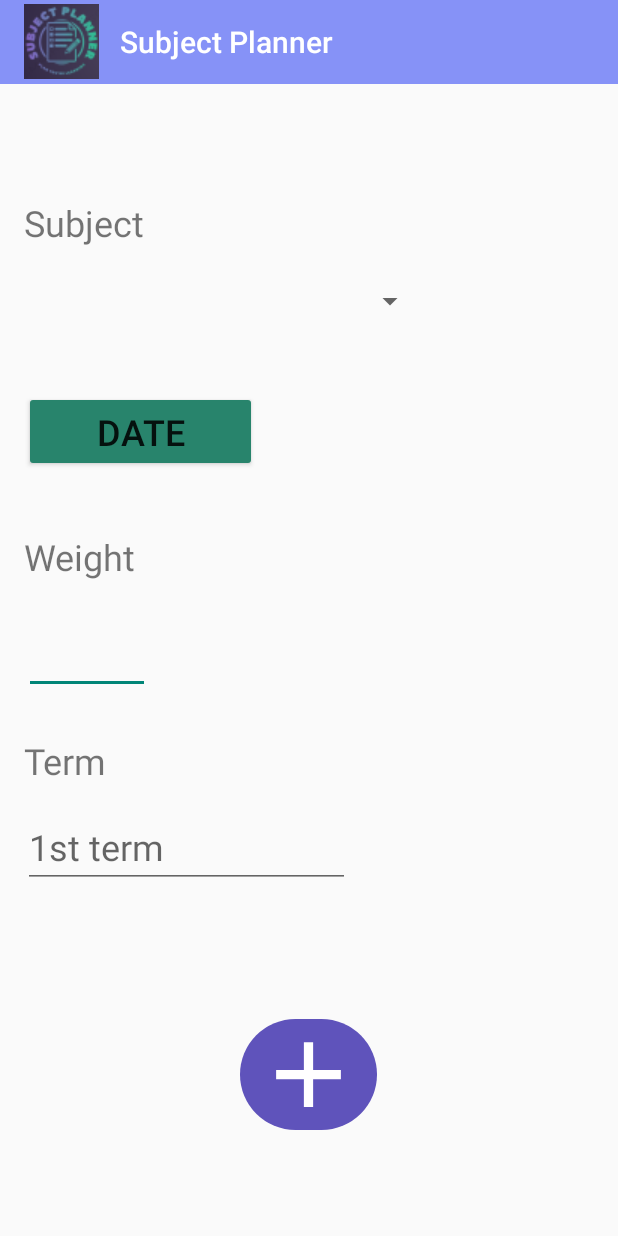
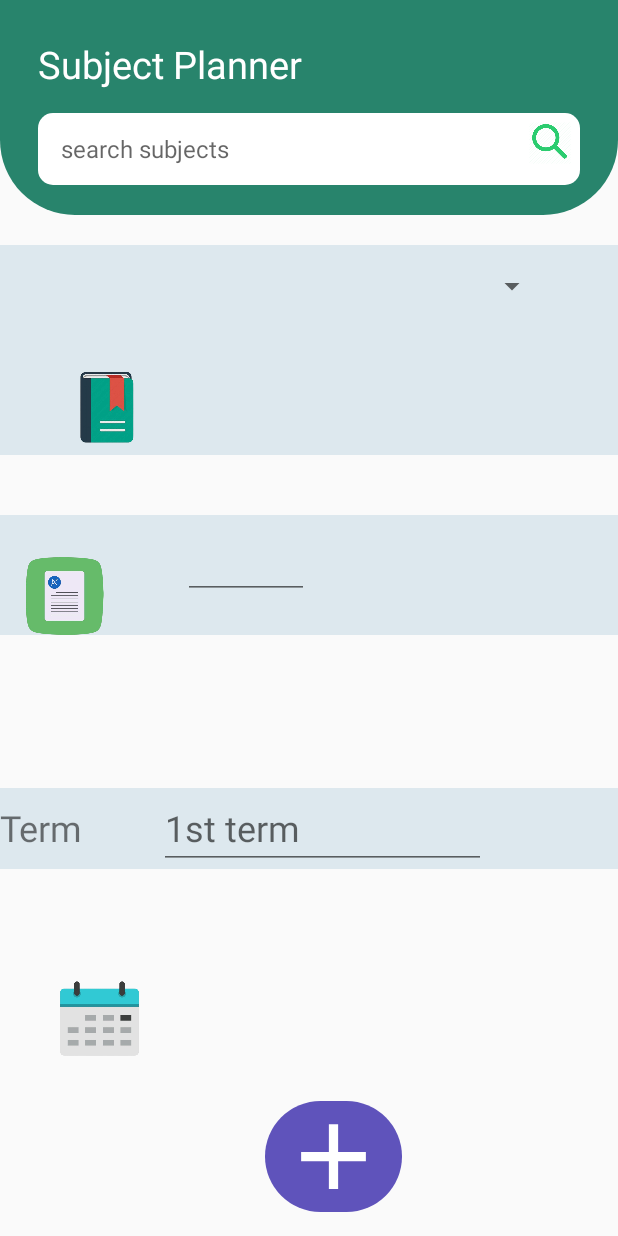
Before and after one commit to Subject-Planner/Subject-Planner-App, an Android app: the AddGradeActivity screen opened directly, with no data from a screen before it, on a phone screen of 412 x 824 dp. Run offline under Robolectric (Android 15) with nearby library versions, the phone set to English and light mode, and no system bars; libraries missing offline, so code that uses them is left out: com.amplifyframework.api, com.amplifyframework.core; 1 statement that could not run was skipped.

Commit message:
add grade design

```diff
--- a/app/src/main/java/com/demo/subjectplanner/activity/AddGradeActivity.java
+++ b/app/src/main/java/com/demo/subjectplanner/activity/AddGradeActivity.java
@@ -54,14 +54,14 @@ public class AddGradeActivity extends AppCompatActivity {
     }
     private void init() {
 
-        Toolbar toolbar = findViewById(R.id.toolbar);
-        setSupportActionBar(toolbar);
+//        Toolbar toolbar = findViewById(R.id.toolbar);
+//        setSupportActionBar(toolbar);
 
     }
 
     private void collectGradeInfo(){
         // collect the associated date
-        Button pickGradeDate= findViewById(R.id.grade_date_button);
+        ImageView pickGradeDate= findViewById(R.id.grade_date_button);
         pickGradeDate.setOnClickListener(view -> {
             openDialog();
         });
--- a/app/src/main/java/com/demo/subjectplanner/activity/AddNewSubjectActivity.java
+++ b/app/src/main/java/com/demo/subjectplanner/activity/AddNewSubjectActivity.java
@@ -208,7 +208,7 @@ public class AddNewSubjectActivity extends AppCompatActivity {
         timeLayout.startAnimation(getSlideAnimation(0, 0, -timeLayout.getHeight(), 0, animationDuration));
         absentsLayout.startAnimation(getSlideAnimation(0, 0, -absentsLayout.getHeight(), 0, animationDuration));
         daysLayout.startAnimation(getSlideAnimation(0, 0, -daysLayout.getHeight(), 0, animationDuration));
-
+//
 //        rotateAnimation(titleLayout,1000);
 //     rotateAnimation(daysLayout,animationDuration);
 //        rotateAnimation(absentsLayout,animationDuration);
--- a/app/src/main/res/layout/activity_add_grade.xml
+++ b/app/src/main/res/layout/activity_add_grade.xml
@@ -7,114 +7,195 @@
     android:layout_height="match_parent"
     tools:context=".activity.AddGradeActivity">
 
-    <androidx.appcompat.widget.Toolbar
+    <androidx.constraintlayout.widget.ConstraintLayout
+        android:layout_width="match_parent"
+        android:layout_height="match_parent"
+        tools:context=".activity.MainActivity">
+
+        <androidx.constraintlayout.widget.ConstraintLayout
             android:id="@+id/toolbar"
             android:layout_width="match_parent"
             android:layout_height="wrap_content"
-        android:background="@color/lavender"
-        android:theme="@style/ThemeOverlay.AppCompat.Dark.ActionBar"
-        app:layout_constraintTop_toTopOf="parent"
-        app:logo="@drawable/logo"
-        app:popupTheme="@style/ThemeOverlay.AppCompat.Light"
-        app:title="Subject Planner"
-        app:titleMarginStart="30dp"></androidx.appcompat.widget.Toolbar>
+            android:background="@drawable/header_background"
+            android:padding="10dp"
+            app:layout_constraintTop_toTopOf="parent">
+
+            <TextView
+                android:id="@+id/subjectTitle"
+                android:layout_width="wrap_content"
+                android:layout_height="wrap_content"
+                android:layout_marginStart="15dp"
+                android:layout_marginTop="15dp"
+                android:text="Subject Planner"
+                android:textColor="@color/white"
+                android:textSize="25sp"
+                app:layout_constraintStart_toStartOf="parent"
+                app:layout_constraintTop_toTopOf="parent" />
+
+            <LinearLayout
+                android:layout_width="match_parent"
+                android:layout_height="wrap_content"
+                android:layout_marginStart="15dp"
+                android:layout_marginTop="15dp"
+                android:layout_marginEnd="15dp"
+                android:layout_marginBottom="10dp"
+                android:background="@drawable/white_rectangle_background"
+                android:orientation="horizontal"
+                app:layout_constraintBottom_toBottomOf="parent"
+                app:layout_constraintEnd_toEndOf="parent"
+                app:layout_constraintStart_toStartOf="parent"
+                app:layout_constraintTop_toBottomOf="@+id/subjectTitle">
+
+                <EditText
+                    android:layout_width="0dp"
+                    android:layout_height="48dp"
+                    android:layout_weight="1"
+                    android:background="@null"
+                    android:drawablePadding="8dp"
+                    android:hint="search subjects"
+                    android:inputType="text"
+                    android:paddingStart="15dp"
+                    android:paddingEnd="15dp"
+                    android:textColor="@color/colorAccent"
+                    android:textSize="16sp" />
+
+                <ImageView
+                    android:layout_width="40dp"
+                    android:layout_height="40dp"
+                    android:padding="6dp"
+                    android:src="@drawable/search_icon_png"
+                    app:tint="@color/colorPrimary" />
+            </LinearLayout>
+
+        </androidx.constraintlayout.widget.ConstraintLayout>
+
+
+        <LinearLayout
+            android:id="@+id/subjsLayout"
+            android:layout_width="match_parent"
+            android:layout_height="wrap_content"
+            android:layout_marginTop="20dp"
+            android:background="#dde8ee"
+            app:layout_constraintEnd_toEndOf="parent"
+            app:layout_constraintHorizontal_bias="0.0"
+            app:layout_constraintStart_toStartOf="parent"
+            app:layout_constraintTop_toBottomOf="@+id/toolbar"
+            tools:ignore="NotSibling">
+
+            <ImageView
+                android:id="@+id/imageView1010"
+                android:layout_width="53dp"
+                android:layout_height="64dp"
+                android:layout_marginStart="44dp"
+                android:layout_marginTop="76dp"
+                app:layout_constraintEnd_toEndOf="parent"
+                app:layout_constraintHorizontal_bias="0.066"
+                app:layout_constraintStart_toStartOf="parent"
+                app:layout_constraintTop_toBottomOf="@+id/toolbar"
+                app:srcCompat="@drawable/bookicon" />
 
             <Spinner
                 android:id="@+id/subjects_category_spinner"
                 android:layout_width="268dp"
-        android:layout_height="55dp"
-        android:layout_marginTop="8dp"
+                android:layout_height="55dp" />
+        </LinearLayout>
+
+        <ImageView
+            android:id="@+id/grade_date_button"
+            android:layout_width="79dp"
+            android:layout_height="70dp"
+            android:layout_marginBottom="20dp"
+            app:layout_constraintBottom_toTopOf="@+id/save_grade_imageview"
             app:layout_constraintEnd_toEndOf="parent"
-        app:layout_constraintHorizontal_bias="0.111"
+            app:layout_constraintHorizontal_bias="0.081"
             app:layout_constraintStart_toStartOf="parent"
-        app:layout_constraintTop_toBottomOf="@+id/textView5" />
+            app:srcCompat="@drawable/calendericon" />
 
-    <TextView
-        android:id="@+id/textView5"
-        android:layout_width="170dp"
-        android:layout_height="33dp"
-        android:layout_marginTop="76dp"
-        android:text="Subject"
-        android:textSize="24sp"
+        <LinearLayout
+        android:id="@+id/gradeweightLayout"
+        android:layout_width="match_parent"
+        android:layout_height="wrap_content"
+        android:layout_marginTop="40dp"
+        android:background="#dde8ee"
         app:layout_constraintEnd_toEndOf="parent"
-        app:layout_constraintHorizontal_bias="0.066"
+        app:layout_constraintHorizontal_bias="1.0"
         app:layout_constraintStart_toStartOf="parent"
-        app:layout_constraintTop_toBottomOf="@+id/toolbar" />
+        app:layout_constraintTop_toBottomOf="@+id/subjsLayout"
+        tools:ignore="NotSibling">
 
-    <Button
-        android:id="@+id/grade_date_button"
-        android:layout_width="155dp"
-        android:layout_height="54dp"
-        android:layout_marginTop="32dp"
-        android:text="Date"
-        android:textSize="24sp"
+        <ImageView
+            android:id="@+id/aplusimage"
+            android:layout_width="86dp"
+            android:layout_height="52dp"
+            android:layout_marginTop="28dp"
+
             app:layout_constraintEnd_toEndOf="parent"
-        app:layout_constraintHorizontal_bias="0.062"
+            app:layout_constraintHorizontal_bias="0.112"
             app:layout_constraintStart_toStartOf="parent"
-        app:layout_constraintTop_toBottomOf="@+id/subjects_category_spinner" />
-
-    <TextView
-        android:id="@+id/textView6"
-        android:layout_width="138dp"
-        android:layout_height="44dp"
-        android:layout_marginTop="40dp"
-        android:text="Weight"
-        android:textSize="24sp"
-        app:layout_constraintEnd_toEndOf="parent"
-        app:layout_constraintHorizontal_bias="0.058"
-        app:layout_constraintStart_toStartOf="parent"
-        app:layout_constraintTop_toBottomOf="@+id/grade_date_button" />
+            app:layout_constraintTop_toBottomOf="@+id/grade_date_button"
+            app:srcCompat="@drawable/gradeicon" />
 
         <EditText
             android:id="@+id/grade_weight_addgrade"
             android:layout_width="84dp"
             android:layout_height="56dp"
-        android:layout_marginTop="8dp"
+            android:layout_marginStart="36dp"
             android:ems="10"
             android:inputType="number"
             app:layout_constraintEnd_toEndOf="parent"
-        app:layout_constraintHorizontal_bias="0.048"
+            app:layout_constraintHorizontal_bias="0.0"
+            app:layout_constraintStart_toEndOf="@+id/aplusimage"
+            tools:layout_editor_absoluteY="367dp" />
+
+    </LinearLayout>
+
+    <LinearLayout
+        android:id="@+id/termLayout"
+        android:layout_width="match_parent"
+        android:layout_height="wrap_content"
+        android:background="#dde8ee"
+        app:layout_constraintBottom_toTopOf="@+id/grade_date_button"
+        app:layout_constraintEnd_toEndOf="parent"
+        app:layout_constraintHorizontal_bias="0.0"
         app:layout_constraintStart_toStartOf="parent"
-        app:layout_constraintTop_toBottomOf="@+id/textView6" />
+        app:layout_constraintTop_toBottomOf="@+id/gradeweightLayout"
+        app:layout_constraintVertical_bias="0.611"
+        tools:ignore="NotSibling">
 
         <TextView
             android:id="@+id/textView7"
             android:layout_width="106dp"
             android:layout_height="47dp"
-        android:layout_marginTop="28dp"
             android:text="Term"
-        android:textSize="24sp"
-        app:layout_constraintEnd_toEndOf="parent"
-        app:layout_constraintHorizontal_bias="0.052"
-        app:layout_constraintStart_toStartOf="parent"
-        app:layout_constraintTop_toBottomOf="@+id/grade_weight_addgrade" />
+            android:textSize="24sp" />
 
         <EditText
             android:id="@+id/term_grade_addgrade"
             android:layout_width="218dp"
             android:layout_height="54dp"
+            android:layout_marginEnd="40dp"
             android:ems="10"
             android:hint="1st term"
             android:inputType="text"
             android:textSize="24sp"
             app:layout_constraintEnd_toEndOf="parent"
-        app:layout_constraintHorizontal_bias="0.079"
-        app:layout_constraintStart_toStartOf="parent"
-        app:layout_constraintTop_toBottomOf="@+id/textView7" />
+            tools:layout_editor_absoluteY="428dp" />
+
+    </LinearLayout>
 
     <ImageView
         android:id="@+id/save_grade_imageview"
         android:layout_width="91dp"
         android:layout_height="74dp"
-        android:layout_marginTop="12dp"
+        android:layout_marginBottom="16dp"
         android:background="@drawable/circular_image_view"
         app:circularflow_radiusInDP="50dp"
         app:layout_constraintBottom_toBottomOf="parent"
         app:layout_constraintEnd_toEndOf="parent"
-        app:layout_constraintHorizontal_bias="0.498"
+        app:layout_constraintHorizontal_bias="0.55"
         app:layout_constraintStart_toStartOf="parent"
-        app:layout_constraintTop_toBottomOf="@+id/term_grade_addgrade"
-        app:layout_constraintVertical_bias="0.515"
         app:srcCompat="@drawable/baseline_add_24" />
 
+
 </androidx.constraintlayout.widget.ConstraintLayout>
+</androidx.constraintlayout.widget.ConstraintLayout>
```
Also changed, not shown: app/src/main/res/drawable/gradeicon.png (added). Lines whose indentation alone changed are shown as unchanged.
